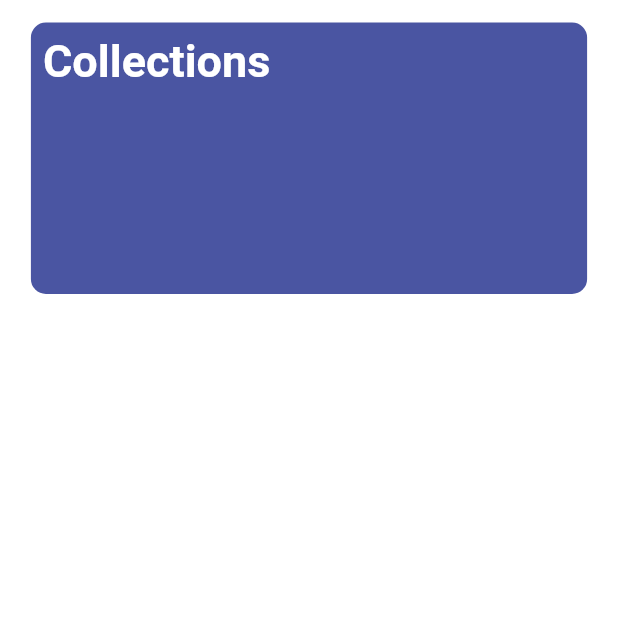
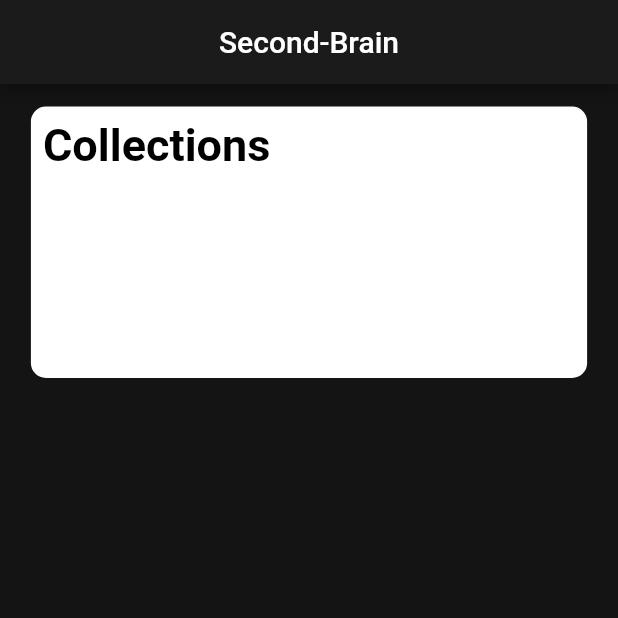
Before and after one commit to JohnEsleyer/brainvault, a Flutter app: the Dashboard screen opened by its route, on a phone screen of 412 x 824 dp, the top half of it. Run offline on Flutter 3.47's test engine with Material 2 defaults, Android fonts, the phone set to English and light mode, and no system bars; our stand-ins replace flutter_highlight, flutter_widget_from_html, sqflite, sqflite_common_ffi, sqflite_common_ffi_web; missing offline and left inert: markdown_editor_plus, tex_markdown; accounts and stored records are empty.

Commit message:
UPDATE: updated color palette to black and white

```diff
--- a/lib/colors.dart
+++ b/lib/colors.dart
@@ -3,9 +3,10 @@
 import 'dart:ui';
 
 const List<Color> palette = [
-  Color(0xff4A55A2),
-  Color(0xff7895CB),
-  Color(0xffFA0BFE0),
-  Color(0xffC5DFF8),
-  Color.fromARGB(255, 255, 255, 255),
+  Color(0xff000000),
+  Color(0xff141414),
+  Color(0xff1B1B1B),
+  Color(0xffE1E1E1),
+  Color(0xffF3F3F3),
+  Color(0xffFFFFFF),
 ];
--- a/lib/main.dart
+++ b/lib/main.dart
@@ -1,8 +1,7 @@
 
 
 import 'package:flutter/material.dart';
-import 'package:provider/provider.dart';
-import 'package:secondbrain/services/database_service.dart';
+
 
 import 'package:secondbrain/screens/dashboard.dart';
 
--- a/lib/screens/dashboard.dart
+++ b/lib/screens/dashboard.dart
@@ -1,6 +1,7 @@
 import 'package:flutter/material.dart';
-import 'package:provider/provider.dart';
+
 import 'package:secondbrain/colors.dart';
+import 'package:secondbrain/screens/collection_screen.dart';
 
 import '../services/database_service.dart';
 
@@ -11,16 +12,16 @@ class Dashboard extends StatefulWidget {
 
 class _DashboardState extends State<Dashboard> {
   final dbHelper = DatabaseService();
+  late Future<List<Map<String, dynamic>>> allCollections;
 
-  // @override
-  // void initState(){
-  //   super.initState();
-
-  // }
+  @override
+  void initState() {
+    super.initState();
+    allCollections = dbHelper.getAllCollections();
+  }
 
   @override
   Widget build(BuildContext context) {
-
     // Container size
     double con_width = MediaQuery.of(context).size.width * 0.90;
 
@@ -28,8 +29,14 @@ class _DashboardState extends State<Dashboard> {
       if (constraints.maxWidth < 800) {
         // Mobile
         return Scaffold(
+          appBar: AppBar(
+            title: Text('Second-Brain'),
+            centerTitle: true,
+            backgroundColor: palette[2],
+            automaticallyImplyLeading: false,
+          ),
           body: Container(
-            color: palette[4],
+            color: palette[1],
             padding: const EdgeInsets.all(15),
             child: Center(
               child: Column(
@@ -37,7 +44,7 @@ class _DashboardState extends State<Dashboard> {
                   Container(
                     width: con_width,
                     decoration: BoxDecoration(
-                      color: palette[0],
+                      color: palette[5],
                       borderRadius: BorderRadius.all(Radius.circular(10)),
                     ),
                     child: Padding(
@@ -45,19 +52,27 @@ class _DashboardState extends State<Dashboard> {
                       child: Column(
                         crossAxisAlignment: CrossAxisAlignment.start,
                         children: [
-                          Text("Collections", style: TextStyle(fontSize: 30, color: Colors.white, fontWeight: FontWeight.bold)),
+                          Text("Collections",
+                              style: TextStyle(
+                                  fontSize: 30,
+                                  color: Colors.black,
+                                  fontWeight: FontWeight.bold)),
                           Container(
                             height: 130,
                             child: FutureBuilder(
-                              future: dbHelper.getAllCollections(),
+                              future: allCollections,
                               builder: (context, snapshot) {
                                 if (snapshot.connectionState ==
                                     ConnectionState.waiting) {
-                                  return Center(child: CircularProgressIndicator(color: Colors.white)); // Display a loading indicator while waiting for data.
+                                  return Center(
+                                      child: CircularProgressIndicator(
+                                          color: Colors
+                                              .white)); // Display a loading indicator while waiting for data.
                                 } else if (snapshot.hasError) {
                                   print(
                                       "Error fetching brain collections: ${snapshot.error}");
-                                  return Text("Error fetching brain collections");
+                                  return Text(
+                                      "Error fetching brain collections");
                                 } else {
                                   // Handle the case when the future is complete and data is available.
                                   if (snapshot.data != null) {
@@ -73,20 +88,40 @@ class _DashboardState extends State<Dashboard> {
                                         itemBuilder: (context, index) {
                                           return Row(
                                             children: [
-                                              Container(
+                                              GestureDetector(
+                                                onTap: () async {
+                                                  int id = await data?[index]['id'];
+                                                  Navigator.of(context).push(MaterialPageRoute(
+                                                    builder: (_){
+                                                      return CollectionScreen(collectionId: id);
+                                                    }
+                                                  ));
+                                                },
+                                                child: Container(
                                                   height: 100,
                                                   width: 130,
                                                   decoration: BoxDecoration(
-                                                  color: palette[3],
-                                                  borderRadius: BorderRadius.all(
+                                                    color: palette[4],
+                                                    borderRadius:
+                                                        BorderRadius.all(
                                                             Radius.circular(10)),
                                                   ),
                                                   child: Center(
                                                     child: Text(
-                                                          '${data?[index]['title']}', style: TextStyle(color: Colors.black, fontWeight: FontWeight.bold),),
+                                                      '${data?[index]['title']}',
+                                                      style: TextStyle(
+                                                        color: Colors.black,
+                                                        fontWeight:
+                                                            FontWeight.bold,
+                                                            fontSize: 10,
                                                       ),
                                                     ),
-                                              SizedBox(width: 10,)
+                                                  ),
+                                                ),
+                                              ),
+                                              SizedBox(
+                                                width: 10,
+                                              )
                                             ],
                                           );
                                         });
@@ -95,7 +130,6 @@ class _DashboardState extends State<Dashboard> {
                                         "No brain collections available.");
                                   }
                                 }
-
                               },
                             ),
                           ),
--- a/lib/services/database_service.dart
+++ b/lib/services/database_service.dart
@@ -26,7 +26,7 @@ class DatabaseService{
     await db.execute(
         '''
           CREATE TABLE collections (
-            collection_id INTEGER PRIMARY KEY,
+            id INTEGER PRIMARY KEY,
             title TEXT,
             description TEXT,
             created_at INTEGER
@@ -37,7 +37,7 @@ class DatabaseService{
         await db.execute(
           '''
           CREATE TABLE chunks (
-            chunk_id INTEGER PRIMARY KEY,
+            id INTEGER PRIMARY KEY,
             collection_id INTEGER,
             title TEXT,
             position INTEGER,
@@ -54,7 +54,7 @@ class DatabaseService{
         await db.execute(
           '''
           CREATE TABLE notes (
-            note_id INTEGER PRIMARY KEY,
+            id INTEGER PRIMARY KEY,
             chunk_id INTEGER,
             content TEXT,
             position INTEGER,
```
Also changed, not shown: lib/screens/collection_screen.dart (+15 -10 lines), lib/screens/main_screen.dart (+2 -8 lines). Lines whose indentation alone changed are shown as unchanged.
